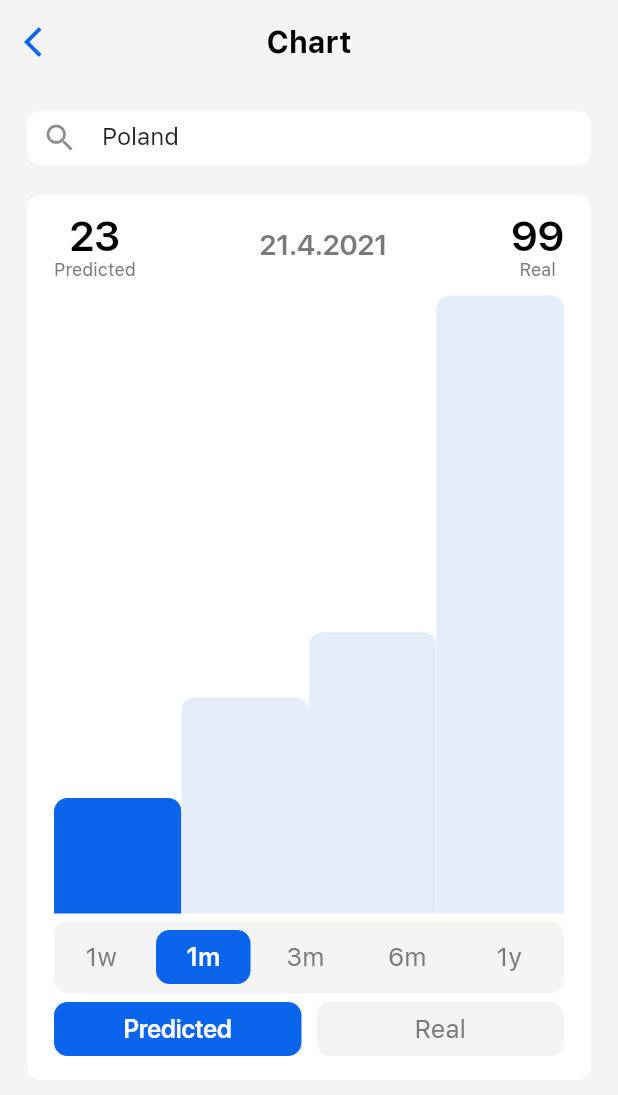
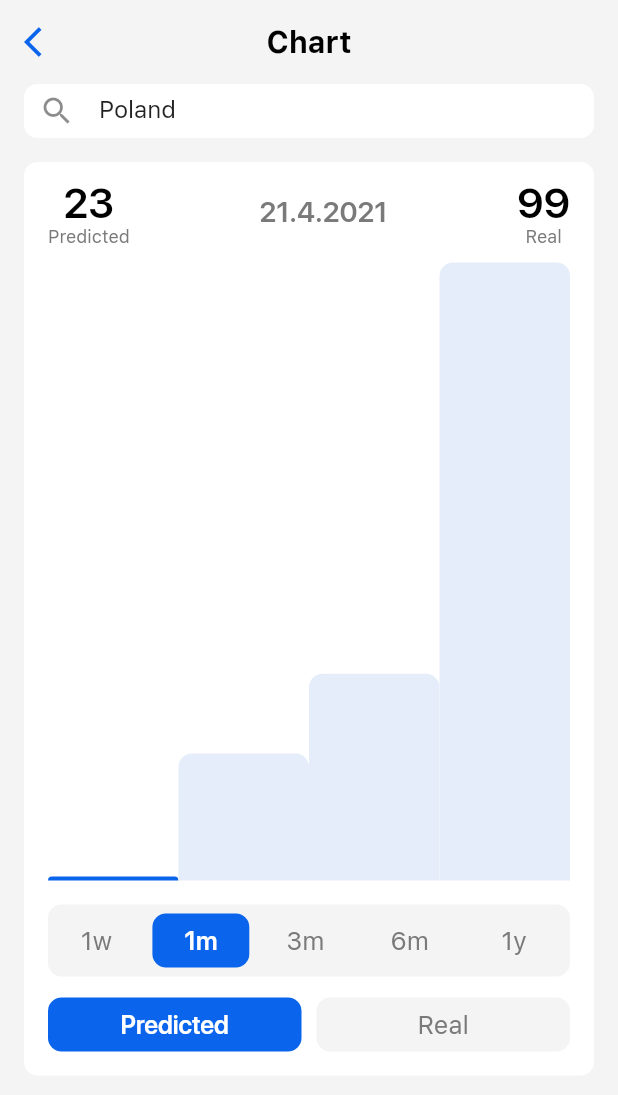
Before and after one commit to Wojw99/covid-predictor-app-ios, a Flutter app: the screen it shows after launch, after a tap on "Chart", on a phone screen of 412 x 824 dp. Shown: the top 1095 px of the screen. Run offline on Flutter 3.47's test engine with Material 2 defaults, Android fonts, the phone set to English and light mode, and no system bars; our stand-ins replace flutter_spinkit; missing offline and left inert: syncfusion_flutter_maps.

```diff
--- a/lib/services/api_service.dart
+++ b/lib/services/api_service.dart
@@ -52,19 +52,22 @@ class ApiService {
         ],
       ),
       Region(
-        region: 'Czechy',
+        region: 'Germany',
         lat: 22.2,
         long: 34.3,
         predicted: false,
         outputs: [
-          Output(date: DateTime.utc(2021, 04, 21), cases: 1),
-          Output(date: DateTime.utc(2021, 04, 22), cases: 3),
-          Output(date: DateTime.utc(2021, 04, 23), cases: 75),
-          Output(date: DateTime.utc(2021, 04, 24), cases: 367),
+          Output(date: DateTime.utc(2021, 04, 21), cases: 11245),
+          Output(date: DateTime.utc(2021, 04, 22), cases: 11500),
+          Output(date: DateTime.utc(2021, 04, 23), cases: 11656),
+          Output(date: DateTime.utc(2021, 04, 24), cases: 11567),
+          Output(date: DateTime.utc(2021, 04, 25), cases: 11667),
+          Output(date: DateTime.utc(2021, 04, 26), cases: 11267),
+          Output(date: DateTime.utc(2021, 04, 27), cases: 11467),
         ],
       ),
       Region(
-        region: 'USA',
+        region: 'United Kingdom',
         lat: 42.2,
         long: -34.3,
         predicted: false,
@@ -94,19 +97,22 @@ class ApiService {
         ],
       ),
       Region(
-        region: 'Czechy',
+        region: 'Germany',
         lat: 22.2,
         long: 34.3,
         predicted: true,
         outputs: [
-          Output(date: DateTime.utc(2021, 04, 21), cases: 0),
-          Output(date: DateTime.utc(2021, 04, 22), cases: 0),
-          Output(date: DateTime.utc(2021, 04, 23), cases: 42),
-          Output(date: DateTime.utc(2021, 04, 24), cases: 567),
+          Output(date: DateTime.utc(2021, 04, 21), cases: 100),
+          Output(date: DateTime.utc(2021, 04, 22), cases: 11500),
+          Output(date: DateTime.utc(2021, 04, 23), cases: 12656),
+          Output(date: DateTime.utc(2021, 04, 24), cases: 13567),
+          Output(date: DateTime.utc(2021, 04, 25), cases: 14667),
+          Output(date: DateTime.utc(2021, 04, 26), cases: 15267),
+          Output(date: DateTime.utc(2021, 04, 27), cases: 10467),
         ],
       ),
       Region(
-        region: 'USA',
+        region: 'United Kingdom',
         lat: 42.2,
         long: -34.3,
         predicted: true,
--- a/lib/utils/constants.dart
+++ b/lib/utils/constants.dart
@@ -2,6 +2,6 @@ class Constants {
   Constants._();
 
   // General
-  static const double screenPadding = 18.0;
+  static const double screenPadding = 16.0;
   static const double radiusDefault = 9.0;
 }
--- a/lib/view/pages/chart_page.dart
+++ b/lib/view/pages/chart_page.dart
@@ -47,18 +47,15 @@ class _ChartPageState extends State<ChartPage> {
         child: Container(
           color: AppColors.gray,
           child: Padding(
-            padding: EdgeInsets.all(Constants.screenPadding),
+            padding: EdgeInsets.fromLTRB(
+              Constants.screenPadding,
+              0,
+              Constants.screenPadding,
+              Constants.screenPadding,
+            ),
             child: Column(
               crossAxisAlignment: CrossAxisAlignment.stretch,
               children: [
-                /// * * * * * HEADER * * * * *
-                // Text(
-                //   Strings.chart,
-                //   style: AppStyles.header1,
-                // ),
-                //
-                // SizedBox(height: 10.0),
-
                 /// * * * * * TEXT FIELD REGION * * * * *
                 IosTextField(
                   iconData: Icons.search,
@@ -69,7 +66,7 @@ class _ChartPageState extends State<ChartPage> {
                   },
                 ),
 
-                SizedBox(height: 20.0),
+                SizedBox(height: Constants.screenPadding),
 
                 Container(
                   decoration: AppStyles.defaultBoxDecoration,
@@ -131,15 +128,13 @@ class _ChartPageState extends State<ChartPage> {
                               Constants.screenPadding * 4,
                           height: MediaQuery.of(context).size.height / 2,
                           values: _viewModel.getOutputCases(),
-                          onPressed: (index, value) {
-                            _viewModel.changeIndex(index);
-                          },
+                          onPressed: _viewModel.changeIndex,
                           barColor: AppColors.accentLight,
                           selectedBarColor: AppColors.accent,
                         ),
 
                         SizedBox(
-                          height: 5.0,
+                          height: Constants.screenPadding,
                         ),
 
                         /// * * * * * CHART SETTINGS * * * * *
@@ -169,6 +164,10 @@ class _ChartPageState extends State<ChartPage> {
                                   .toList()),
                         ),
 
+                        SizedBox(
+                          height: Constants.screenPadding / 2,
+                        ),
+
                         Row(
                           children: [
                             /// * * * PREDICTED * * *
@@ -177,8 +176,7 @@ class _ChartPageState extends State<ChartPage> {
                                 onPressed: () {
                                   _viewModel.changePredicted(true);
                                 },
-                                disabledColor:
-                                    _viewModel.showPredicted ? false : true,
+                                disabledColor: !_viewModel.showPredicted,
                                 text: Strings.predicted,
                               ),
                             ),
@@ -192,8 +190,7 @@ class _ChartPageState extends State<ChartPage> {
                                 onPressed: () {
                                   _viewModel.changePredicted(false);
                                 },
-                                disabledColor:
-                                    _viewModel.showPredicted ? true : false,
+                                disabledColor: _viewModel.showPredicted,
                                 text: Strings.real,
                               ),
                             ),
--- a/lib/view/pages/loading_page.dart
+++ b/lib/view/pages/loading_page.dart
@@ -1,8 +1,6 @@
 import 'package:covid_prediction_app_ios/utils/app_colors.dart';
 import 'package:covid_prediction_app_ios/utils/app_styles.dart';
-import 'package:covid_prediction_app_ios/utils/strings.dart';
 import 'package:covid_prediction_app_ios/viewmodels/loading_vm.dart';
-import 'package:covid_prediction_app_ios/viewmodels/main_vm.dart';
 import 'package:flutter/cupertino.dart';
 import 'package:flutter/material.dart';
 import 'package:flutter_spinkit/flutter_spinkit.dart';
--- a/lib/view/widgets/w_chart.dart
+++ b/lib/view/widgets/w_chart.dart
@@ -32,6 +32,7 @@ class _WChartState extends State<WChart> {
   @override
   Widget build(BuildContext context) {
     final maxVal = widget.values.isNotEmpty ? findMaxValue() : 0;
+    final minVal = widget.values.isNotEmpty ? findMinValue() : 0;
     final valuesSize = widget.values.length;
     final valuesMap = widget.values.asMap();
     return Container(
@@ -41,9 +42,11 @@ class _WChartState extends State<WChart> {
       child: Row(
         mainAxisAlignment: MainAxisAlignment.center,
         crossAxisAlignment: CrossAxisAlignment.end,
-        children: valuesMap.entries
-            .map(
-              (entry) => GestureDetector(
+        children: valuesMap.entries.map((entry) {
+          final shift = minVal / 1.03;
+          final filledHeight =
+              ((entry.value - shift) * widget.height) / (maxVal - shift);
+          return GestureDetector(
             onTap: () {
               setState(() {
                 tappedIndex = entry.key;
@@ -63,7 +66,7 @@ class _WChartState extends State<WChart> {
                 /// * * * FILLED * * *
                 Container(
                   width: widget.width / valuesSize,
-                      height: (entry.value * widget.height) / maxVal,
+                  height: filledHeight,
                   decoration: BoxDecoration(
                     color: entry.key == tappedIndex
                         ? widget.selectedBarColor
@@ -76,9 +79,8 @@ class _WChartState extends State<WChart> {
                 ),
               ],
             ),
-              ),
-            )
-            .toList(),
+          );
+        }).toList(),
       ),
     );
   }
@@ -92,4 +94,14 @@ class _WChartState extends State<WChart> {
 
     return maxVal;
   }
+
+  double findMinValue() {
+    var maxVal = widget.values[0];
+
+    for (var v in widget.values) {
+      if (v < maxVal) maxVal = v;
     }
+
+    return maxVal;
+  }
+}
--- a/lib/viewmodels/chart_vm.dart
+++ b/lib/viewmodels/chart_vm.dart
@@ -141,7 +141,7 @@ class ChartViewModel extends ChangeNotifier {
   }
 
   /// Change day (output list index) for which data will be visible
-  void changeIndex(int index) {
+  void changeIndex(int index, double value) {
     if (index != null) {
       _currentIndex = index;
       notifyListeners();
--- a/pubspec.yaml
+++ b/pubspec.yaml
@@ -25,6 +25,7 @@ flutter:
   uses-material-design: true
   assets:
     - assets/img/
+    - world.json
   fonts:
     - family: SFPro
       fonts:
```
Also changed, not shown: lib/view/pages/map_page.dart (+86 -21 lines), lib/view/pages/table_page.dart (+9 -9 lines), lib/viewmodels/map_vm.dart (+48 -1 lines). Lines whose indentation alone changed are shown as unchanged.
